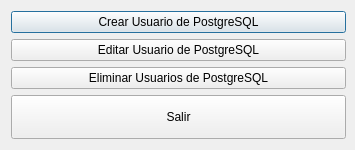
Before: the Qt Designer form bulmages/bulmasetup/gestionusuariosbase.ui in eboladev/Bulmages-1, drawn with Qt 5.
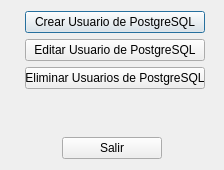
After: the same form once the commit is applied. Icons and pictures are not drawn.

Commit message: Arreglo errores en bulmasetup, y modifico layouts en varias ventanas

What changed in the file:
```diff
--- a/bulmages/bulmasetup/gestionusuariosbase.ui
+++ b/bulmages/bulmasetup/gestionusuariosbase.ui
@@ -5,8 +5,8 @@
    <rect>
     <x>0</x>
     <y>0</y>
-    <width>355</width>
-    <height>150</height>
+    <width>224</width>
+    <height>170</height>
    </rect>
   </property>
   <property name="sizePolicy" >
@@ -17,14 +17,14 @@
   </property>
   <property name="minimumSize" >
    <size>
-    <width>355</width>
-    <height>150</height>
+    <width>224</width>
+    <height>170</height>
    </size>
   </property>
   <property name="maximumSize" >
    <size>
-    <width>355</width>
-    <height>118</height>
+    <width>224</width>
+    <height>170</height>
    </size>
   </property>
   <property name="acceptDrops" >
@@ -37,15 +37,38 @@
    <iconset resource="resources.qrc" >
     <normaloff>:/images/bulmasetup_usuario.xpm</normaloff>:/images/bulmasetup_usuario.xpm</iconset>
   </property>
-  <layout class="QGridLayout" >
-   <property name="horizontalSpacing" >
-    <number>6</number>
-   </property>
-   <property name="rightMargin" >
-    <number>9</number>
-   </property>
-   <item row="0" column="0" >
+  <layout class="QGridLayout" name="gridLayout_5" >
+   <item row="0" column="0" >
+    <layout class="QGridLayout" name="gridLayout_4" >
+     <item row="0" column="1" >
+      <layout class="QGridLayout" name="gridLayout" >
+       <item row="0" column="0" >
+        <spacer name="horizontalSpacer_3" >
+         <property name="orientation" >
+          <enum>Qt::Horizontal</enum>
+         </property>
+         <property name="sizeHint" stdset="0" >
+          <size>
+           <width>40</width>
+           <height>20</height>
+          </size>
+         </property>
+        </spacer>
+       </item>
+       <item row="0" column="1" >
     <widget class="QPushButton" name="crear_usuario_postgres" >
+         <property name="minimumSize" >
+          <size>
+           <width>180</width>
+           <height>0</height>
+          </size>
+         </property>
+         <property name="maximumSize" >
+          <size>
+           <width>250</width>
+           <height>16777215</height>
+          </size>
+         </property>
      <property name="text" >
       <string>Crear Usuario de PostgreSQL</string>
      </property>
@@ -55,8 +78,63 @@
      </property>
     </widget>
    </item>
-   <item row="2" column="0" >
+       <item row="0" column="2" >
+        <spacer name="horizontalSpacer_8" >
+         <property name="orientation" >
+          <enum>Qt::Horizontal</enum>
+         </property>
+         <property name="sizeHint" stdset="0" >
+          <size>
+           <width>40</width>
+           <height>20</height>
+          </size>
+         </property>
+        </spacer>
+       </item>
+      </layout>
+     </item>
+     <item rowspan="2" row="1" column="0" colspan="2" >
+      <spacer name="verticalSpacer_2" >
+       <property name="orientation" >
+        <enum>Qt::Vertical</enum>
+       </property>
+       <property name="sizeHint" stdset="0" >
+        <size>
+         <width>199</width>
+         <height>13</height>
+        </size>
+       </property>
+      </spacer>
+     </item>
+     <item row="2" column="1" >
+      <layout class="QGridLayout" name="gridLayout_2" >
+       <item row="0" column="0" >
+        <spacer name="horizontalSpacer_4" >
+         <property name="orientation" >
+          <enum>Qt::Horizontal</enum>
+         </property>
+         <property name="sizeHint" stdset="0" >
+          <size>
+           <width>40</width>
+           <height>20</height>
+          </size>
+         </property>
+        </spacer>
+       </item>
+       <item row="0" column="1" >
     <widget class="QPushButton" name="editar_usuario_postgres" >
+         <property name="minimumSize" >
+          <size>
+           <width>180</width>
+           <height>0</height>
+          </size>
+         </property>
+         <property name="maximumSize" >
+          <size>
+           <width>250</width>
+           <height>16777215</height>
+          </size>
+         </property>
      <property name="text" >
       <string>Editar Usuario de PostgreSQL</string>
      </property>
@@ -66,8 +144,63 @@
      </property>
     </widget>
    </item>
-   <item row="3" column="0" >
+       <item row="0" column="2" >
+        <spacer name="horizontalSpacer_7" >
+         <property name="orientation" >
+          <enum>Qt::Horizontal</enum>
+         </property>
+         <property name="sizeHint" stdset="0" >
+          <size>
+           <width>40</width>
+           <height>20</height>
+          </size>
+         </property>
+        </spacer>
+       </item>
+      </layout>
+     </item>
+     <item rowspan="2" row="3" column="0" colspan="2" >
+      <spacer name="verticalSpacer" >
+       <property name="orientation" >
+        <enum>Qt::Vertical</enum>
+       </property>
+       <property name="sizeHint" stdset="0" >
+        <size>
+         <width>199</width>
+         <height>13</height>
+        </size>
+       </property>
+      </spacer>
+     </item>
+     <item row="4" column="1" >
+      <layout class="QGridLayout" name="gridLayout_3" >
+       <item row="0" column="0" >
+        <spacer name="horizontalSpacer_5" >
+         <property name="orientation" >
+          <enum>Qt::Horizontal</enum>
+         </property>
+         <property name="sizeHint" stdset="0" >
+          <size>
+           <width>40</width>
+           <height>20</height>
+          </size>
+         </property>
+        </spacer>
+       </item>
+       <item row="0" column="1" >
     <widget class="QPushButton" name="eliminar_usuario_postgres" >
+         <property name="minimumSize" >
+          <size>
+           <width>180</width>
+           <height>0</height>
+          </size>
+         </property>
+         <property name="maximumSize" >
+          <size>
+           <width>250</width>
+           <height>16777215</height>
+          </size>
+         </property>
      <property name="text" >
       <string>Eliminar Usuarios de PostgreSQL</string>
      </property>
@@ -77,21 +210,82 @@
      </property>
     </widget>
    </item>
-   <item row="4" column="0" >
+       <item row="0" column="2" >
+        <spacer name="horizontalSpacer_6" >
+         <property name="orientation" >
+          <enum>Qt::Horizontal</enum>
+         </property>
+         <property name="sizeHint" stdset="0" >
+          <size>
+           <width>40</width>
+           <height>20</height>
+          </size>
+         </property>
+        </spacer>
+       </item>
+      </layout>
+     </item>
+     <item row="5" column="0" colspan="2" >
+      <spacer name="verticalSpacer_3" >
+       <property name="orientation" >
+        <enum>Qt::Vertical</enum>
+       </property>
+       <property name="sizeHint" stdset="0" >
+        <size>
+         <width>199</width>
+         <height>13</height>
+        </size>
+       </property>
+      </spacer>
+     </item>
+     <item row="6" column="0" colspan="2" >
+      <layout class="QHBoxLayout" name="horizontalLayout" >
+       <item>
+        <spacer name="horizontalSpacer_2" >
+         <property name="orientation" >
+          <enum>Qt::Horizontal</enum>
+         </property>
+         <property name="sizeHint" stdset="0" >
+          <size>
+           <width>40</width>
+           <height>20</height>
+          </size>
+         </property>
+        </spacer>
+       </item>
+       <item>
     <widget class="QPushButton" name="mui_cancelar" >
-     <property name="sizePolicy" >
-      <sizepolicy vsizetype="Ignored" hsizetype="Ignored" >
-       <horstretch>0</horstretch>
-       <verstretch>0</verstretch>
-      </sizepolicy>
+         <property name="minimumSize" >
+          <size>
+           <width>100</width>
+           <height>0</height>
+          </size>
      </property>
      <property name="text" >
       <string>Salir</string>
      </property>
-     <property name="autoDefault" >
-      <bool>true</bool>
-     </property>
-    </widget>
+         <property name="icon" >
+          <iconset resource="resources.qrc" >
+           <normaloff>:/images/bulmasetup_exit.png</normaloff>:/images/bulmasetup_exit.png</iconset>
+         </property>
+        </widget>
+       </item>
+       <item>
+        <spacer name="horizontalSpacer" >
+         <property name="orientation" >
+          <enum>Qt::Horizontal</enum>
+         </property>
+         <property name="sizeHint" stdset="0" >
+          <size>
+           <width>40</width>
+           <height>20</height>
+          </size>
+         </property>
+        </spacer>
+       </item>
+      </layout>
+     </item>
+    </layout>
    </item>
   </layout>
  </widget>
```
Left out of the diff: 8 changed lines with no effect on the pictures. Lines whose indentation alone changed are shown as unchanged. The commit also changes 8 other files.
